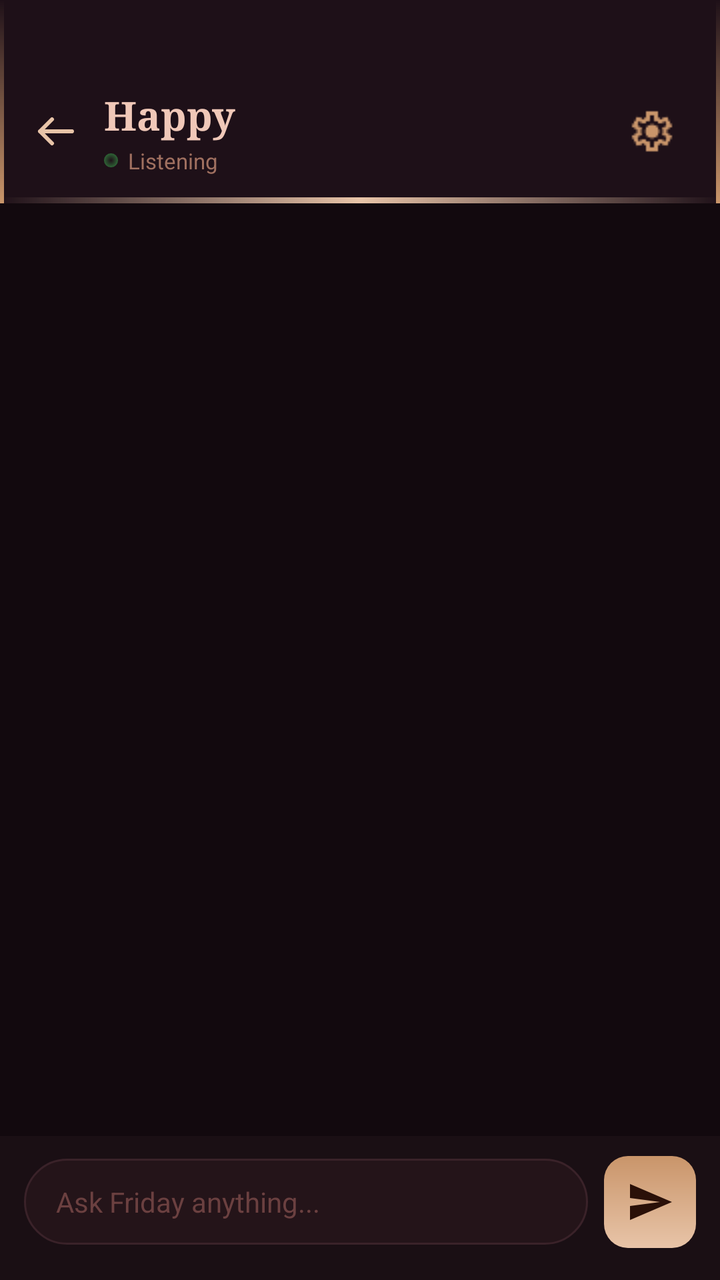
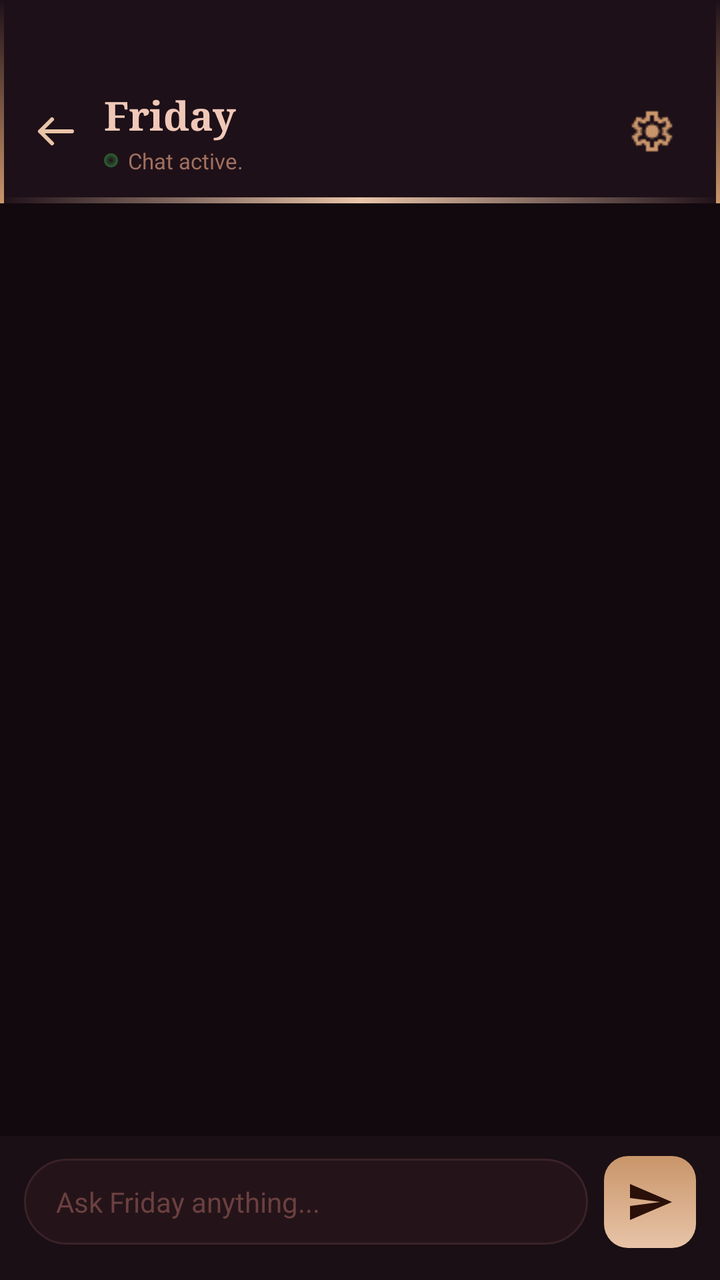

The first picture is an Android layout as it rendered before a commit; the second is the same layout after the commit. The layout source and the unified diff follow.
<!-- AndroidManifest.xml: application theme Theme.Friday -->
<!-- res/layout/activity_chat.xml -->
<?xml version="1.0" encoding="utf-8"?>
<androidx.constraintlayout.widget.ConstraintLayout
    xmlns:android="http://schemas.android.com/apk/res/android"
    xmlns:app="http://schemas.android.com/apk/res-auto"
    xmlns:tools="http://schemas.android.com/tools"
    android:id="@+id/chatRoot"
    android:layout_width="match_parent"
    android:layout_height="match_parent"
    android:background="#12090E"
    tools:context=".ActivityChat"
    tools:ignore="HardcodedText">

    
    <LinearLayout
        android:id="@+id/chatHeader"
        android:layout_width="match_parent"
        android:layout_height="wrap_content"
        android:background="@drawable/heading_hud"
        android:gravity="center_vertical"
        android:orientation="horizontal"
        android:paddingStart="8dp"
        android:paddingTop="44dp"
        android:paddingEnd="16dp"
        android:paddingBottom="14dp"
        app:layout_constraintEnd_toEndOf="parent"
        app:layout_constraintStart_toStartOf="parent"
        app:layout_constraintTop_toTopOf="parent">

        <ImageButton
            android:id="@+id/backButton"
            android:layout_width="40dp"
            android:layout_height="40dp"
            android:background="@android:color/transparent"
            android:contentDescription="Back"
            android:padding="8dp"
            android:src="@drawable/ic_back"
            app:tint="#E8C4A8" />

        <LinearLayout
            android:layout_width="0dp"
            android:layout_height="wrap_content"
            android:layout_marginStart="4dp"
            android:layout_weight="1"
            android:orientation="vertical">

            <TextView
                android:layout_width="wrap_content"
                android:layout_height="wrap_content"
                android:fontFamily="serif"
                android:text="Happy"
                android:textColor="#F0C8B8"
                android:textSize="20sp"
                android:textStyle="bold" />

            <LinearLayout
                android:layout_width="wrap_content"
                android:layout_height="wrap_content"
                android:layout_marginTop="2dp"
                android:gravity="center_vertical"
                android:orientation="horizontal">

                <View
                    android:layout_width="7dp"
                    android:layout_height="7dp"
                    android:layout_marginEnd="5dp"
                    android:background="@drawable/dot_online" />

                <TextView
                    android:id="@+id/chatStatusText"
                    android:layout_width="wrap_content"
                    android:layout_height="wrap_content"
                    android:text="Listening"
                    android:textColor="#A07060"
                    android:textSize="11sp" />

            </LinearLayout>
        </LinearLayout>

        <ImageButton
            android:id="@+id/chatSettingsButton"
            android:layout_width="36dp"
            android:layout_height="36dp"
            android:background="@android:color/transparent"
            android:contentDescription="Settings"
            android:padding="6dp"
            android:src="@drawable/settings"
            app:tint="#C9956A" />

    </LinearLayout>

    
    <androidx.recyclerview.widget.RecyclerView
        android:id="@+id/chatRecyclerView"
        android:layout_width="0dp"
        android:layout_height="0dp"
        android:clipToPadding="false"
        android:paddingStart="14dp"
        android:paddingTop="16dp"
        android:paddingEnd="14dp"
        android:paddingBottom="16dp"
        app:layout_constraintBottom_toTopOf="@id/inputBar"
        app:layout_constraintEnd_toEndOf="parent"
        app:layout_constraintStart_toStartOf="parent"
        app:layout_constraintTop_toBottomOf="@id/chatHeader"
        tools:listitem="@layout/item_message_bot" />

    
    <LinearLayout
        android:id="@+id/typingIndicator"
        android:layout_width="wrap_content"
        android:layout_height="wrap_content"
        android:layout_marginStart="14dp"
        android:layout_marginBottom="6dp"
        android:background="@drawable/bg_bubble_bot"
        android:gravity="center_vertical"
        android:orientation="horizontal"
        android:paddingStart="16dp"
        android:paddingTop="10dp"
        android:paddingEnd="16dp"
        android:paddingBottom="10dp"
        android:visibility="gone"
        app:layout_constraintBottom_toTopOf="@id/inputBar"
        app:layout_constraintStart_toStartOf="parent"
        tools:visibility="visible">

        <TextView
            android:layout_width="wrap_content"
            android:layout_height="wrap_content"
            android:text="Friday is thinking..."
            android:textColor="#A07060"
            android:textSize="12sp" />

    </LinearLayout>

    
    <LinearLayout
        android:id="@+id/inputBar"
        android:layout_width="0dp"
        android:layout_height="wrap_content"
        android:background="#1A0F14"
        android:gravity="center_vertical"
        android:orientation="horizontal"
        android:paddingStart="12dp"
        android:paddingTop="10dp"
        android:paddingEnd="12dp"
        android:paddingBottom="16dp"
        app:layout_constraintBottom_toBottomOf="parent"
        app:layout_constraintEnd_toEndOf="parent"
        app:layout_constraintStart_toStartOf="parent">

        <LinearLayout
            android:layout_width="0dp"
            android:layout_height="wrap_content"
            android:layout_weight="1"
            android:background="@drawable/bg_chat_input"
            android:gravity="center_vertical"
            android:orientation="horizontal"
            android:paddingStart="16dp"
            android:paddingEnd="16dp">

            <EditText
                android:id="@+id/messageInput"
                android:layout_width="0dp"
                android:layout_height="wrap_content"
                android:layout_weight="1"
                android:background="@android:color/transparent"
                android:hint="Ask Friday anything..."
                android:inputType="textCapSentences|textMultiLine"
                android:maxLines="4"
                android:paddingTop="12dp"
                android:paddingBottom="12dp"
                android:textColor="#F0C8B8"
                android:textColorHint="#6B4040"
                android:textSize="14sp" />

        </LinearLayout>

        <ImageButton
            android:id="@+id/sendButton"
            android:layout_width="46dp"
            android:layout_height="46dp"
            android:layout_marginStart="8dp"
            android:background="@drawable/button_bg"
            app:backgroundTint="@null"
            android:contentDescription="Send"
            android:padding="12dp"
            android:src="@drawable/ic_send"
            app:tint="#2A1008" />

    </LinearLayout>

</androidx.constraintlayout.widget.ConstraintLayout>
<!-- res/layout/item_message_bot.xml (included above) -->
<?xml version="1.0" encoding="utf-8"?>
<LinearLayout
    xmlns:android="http://schemas.android.com/apk/res/android"
    xmlns:tools="http://schemas.android.com/tools"
    android:layout_width="match_parent"
    android:layout_height="wrap_content"
    android:layout_marginBottom="12dp"
    android:gravity="start"
    android:orientation="vertical"
    tools:ignore="HardcodedText">

    <LinearLayout
        android:layout_width="wrap_content"
        android:layout_height="wrap_content"
        android:layout_gravity="start"
        android:background="@drawable/bg_bubble_bot"
        android:orientation="vertical"
        android:paddingStart="16dp"
        android:paddingTop="12dp"
        android:paddingEnd="16dp"
        android:paddingBottom="12dp">

        <TextView
            android:id="@+id/botMessageText"
            android:layout_width="wrap_content"
            android:layout_height="wrap_content"
            android:layout_gravity="start"
            android:lineSpacingExtra="3dp"
            android:text="Hey, I'm awake! What can I help you with?"
            android:textColor="#E8C4A8"
            android:textSize="14sp" />

    </LinearLayout>

    <TextView
        android:id="@+id/botMessageTime"
        android:layout_width="wrap_content"
        android:layout_height="wrap_content"
        android:layout_marginStart="6dp"
        android:layout_marginTop="4dp"
        android:text="9:41 AM"
        android:textColor="#6B4040"
        android:textSize="10sp" />

</LinearLayout>
<!-- resources referenced by this layout -->
<resources>
  <!-- drawable bg_bubble_bot (drawable) -->
  <?xml version="1.0" encoding="utf-8"?>
  <shape xmlns:android="http://schemas.android.com/apk/res/android"
      android:shape="rectangle">
  
      <solid android:color="#241419" />
  
      <stroke
          android:width="1dp"
          android:color="#3A2229" />
  
      <corners
          android:bottomLeftRadius="4dp"
          android:bottomRightRadius="18dp"
          android:topLeftRadius="18dp"
          android:topRightRadius="18dp" />
  
  </shape>
  <!-- drawable bg_chat_input (drawable) -->
  <?xml version="1.0" encoding="utf-8"?>
  <shape xmlns:android="http://schemas.android.com/apk/res/android"
      android:shape="rectangle">
  
      <solid android:color="#241419" />
  
      <stroke
          android:width="1dp"
          android:color="#3A2229" />
  
      <corners android:radius="26dp" />
  
  </shape>
  <!-- drawable button_bg (drawable) -->
  <?xml version="1.0" encoding="utf-8"?>
  <shape xmlns:android="http://schemas.android.com/apk/res/android">
      <gradient
          android:startColor="#E8C4A8"
          android:endColor="#C9956A"
          android:angle="90"/>
      <corners android:radius="12dp"/>
  </shape>
  <!-- drawable dot_online (drawable) -->
  <?xml version="1.0" encoding="utf-8"?>
  <shape xmlns:android="http://schemas.android.com/apk/res/android"
      android:shape="oval">
      <gradient
          android:type="radial"
          android:gradientRadius="20dp"
          android:centerColor="#4CFF6B"
          android:centerX="0.5"
          android:centerY="0.5"
          android:endColor="#004CFF6B" />
  </shape>
  <!-- drawable ic_back (drawable) -->
  <vector xmlns:android="http://schemas.android.com/apk/res/android"
      android:width="24dp"
      android:height="24dp"
      android:viewportWidth="24"
      android:viewportHeight="24"
      android:tint="#E8C4A8">
      <path
          android:fillColor="#00000000"
          android:pathData="M20,12H4M4,12L10,18M4,12L10,6"
          android:strokeColor="#FFFFFF"
          android:strokeLineCap="round"
          android:strokeLineJoin="round"
          android:strokeWidth="2" />
  </vector>
  <!-- drawable ic_send (drawable) -->
  <vector xmlns:android="http://schemas.android.com/apk/res/android"
      android:width="24dp"
      android:height="24dp"
      android:viewportWidth="24"
      android:viewportHeight="24"
      android:tint="#2A1008">
      <path
          android:fillColor="#FFFFFF"
          android:pathData="M2,21L23,12L2,3V10L17,12L2,14V21Z" />
  </vector>
  <style name="Theme.Friday" parent="Base.Theme.Friday" />
  <style name="Base.Theme.Friday" parent="Theme.Material3.DayNight.NoActionBar">
          
          
      </style>
  <!-- unchanged entries left out for length: 2 -->
</resources>

<!-- the commit's change to res/layout/activity_chat.xml (unified diff, before → after) -->
@@ -47,7 +47,7 @@
                 android:layout_width="wrap_content"
                 android:layout_height="wrap_content"
                 android:fontFamily="serif"
-                android:text="Happy"
+                android:text="Friday"
                 android:textColor="#F0C8B8"
                 android:textSize="20sp"
                 android:textStyle="bold" />
@@ -69,7 +69,7 @@
                     android:id="@+id/chatStatusText"
                     android:layout_width="wrap_content"
                     android:layout_height="wrap_content"
-                    android:text="Listening"
+                    android:text="Chat active."
                     android:textColor="#A07060"
                     android:textSize="11sp" />
 
